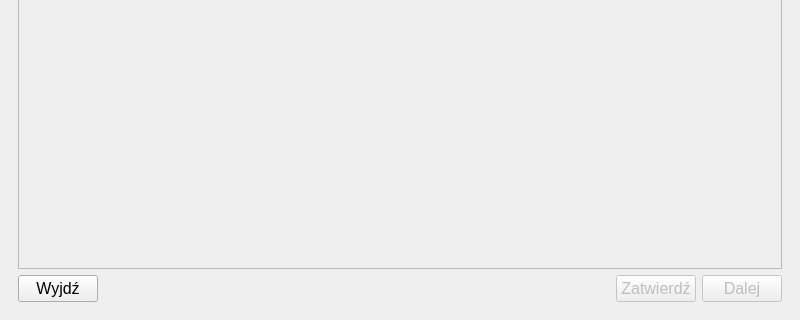
Old version of the form quiz_gui.ui in the repository M4tth3wG/Quizer; both pictures show x 0 to 800 and y 280 to 600 of the 800 by 600 pixel window.
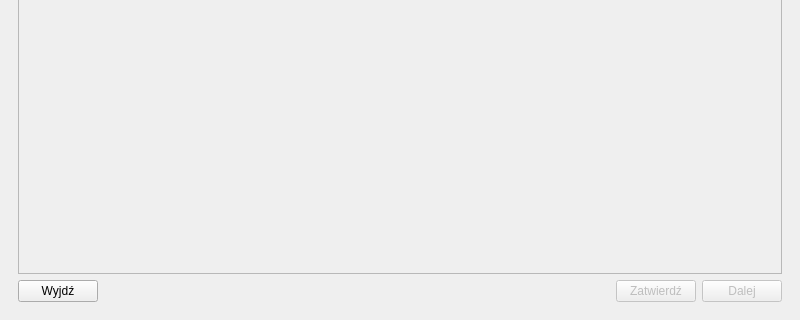
New version of the form. The open tabs and pages were chosen to show the change.

Diff of the .ui file:
```diff
--- a/quiz_gui.ui
+++ b/quiz_gui.ui
@@ -472,7 +472,7 @@
              <x>0</x>
              <y>0</y>
              <width>762</width>
-             <height>371</height>
+             <height>373</height>
             </rect>
            </property>
            <layout class="QHBoxLayout" name="horizontalLayout">
@@ -501,6 +501,12 @@
          <layout class="QHBoxLayout" name="question_view_bottom_layout">
           <item>
            <widget class="QPushButton" name="quit_btn">
+            <property name="font">
+             <font>
+              <family>Segoe UI</family>
+              <pointsize>9</pointsize>
+             </font>
+            </property>
             <property name="text">
              <string>Wyjdź</string>
             </property>
@@ -524,6 +530,12 @@
             <property name="enabled">
              <bool>false</bool>
             </property>
+            <property name="font">
+             <font>
+              <family>Segoe UI</family>
+              <pointsize>9</pointsize>
+             </font>
+            </property>
             <property name="text">
              <string>Zatwierdź</string>
             </property>
@@ -534,6 +546,12 @@
             <property name="enabled">
              <bool>false</bool>
             </property>
+            <property name="font">
+             <font>
+              <family>Segoe UI</family>
+              <pointsize>9</pointsize>
+             </font>
+            </property>
             <property name="text">
              <string>Dalej</string>
             </property>
```
Left out of the diff: 66 changed lines with no effect on the pictures.
